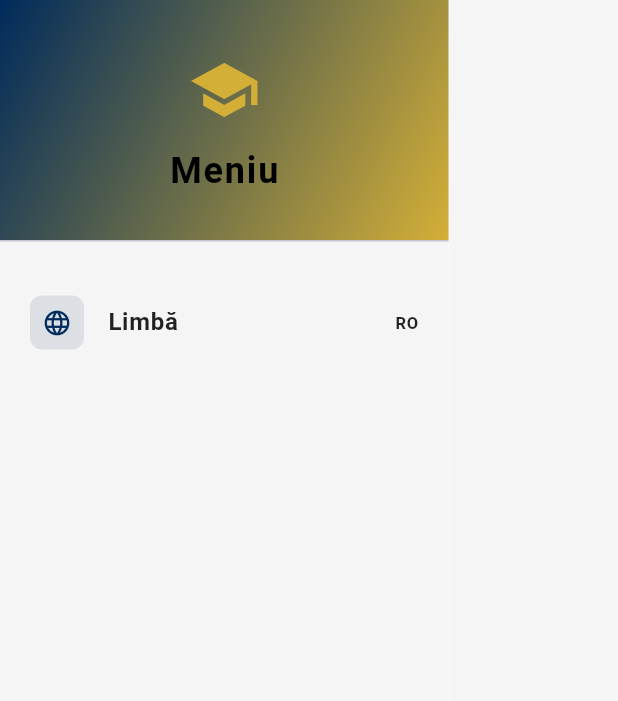
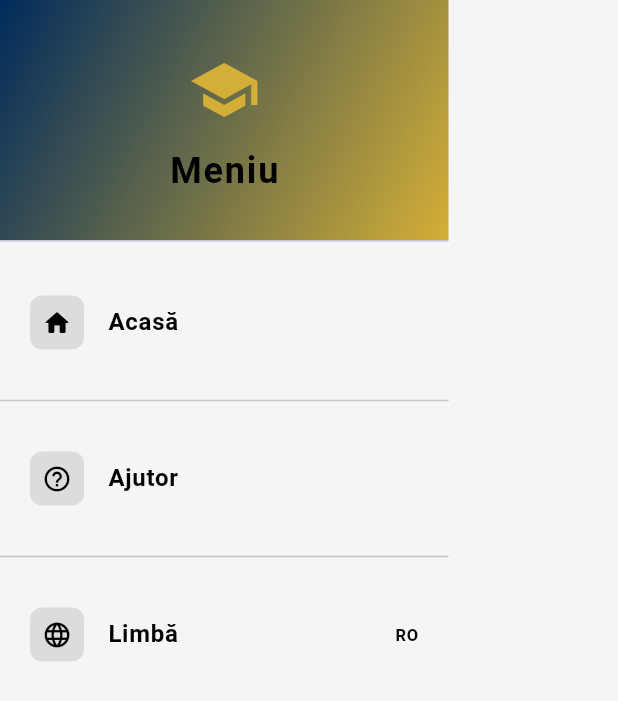
Before and after one commit to some-randomGuy03/pontaj_mobile, a Flutter app: the AppMenuDrawer widget shown alone on an empty page, opened directly, on a phone screen of 412 x 824 dp. Shown: the top 701 px of the screen. Run offline on Flutter 3.47's test engine with Material 3 defaults, Android fonts, the phone set to English and light mode, and no system bars; our stand-ins replace shared_preferences; accounts and stored records are empty; network calls fail.

Commit message:
Minor bug fixes

```diff
--- a/lib/drawer.dart
+++ b/lib/drawer.dart
@@ -22,9 +22,10 @@ class AppMenuDrawer extends StatelessWidget {
               const tilePadding = EdgeInsets.symmetric(horizontal: 20.0, vertical: 8);
 
               Widget buildMenuItem(IconData icon, String title, VoidCallback onTap, {Widget? trailing, Color? textColor, Color? iconColor}) {
-                final effectiveIconColor = iconColor ?? SchoolColors.getMenuIconColor(selectedThemeOption.value, darkMode.value);
-                // Determine text color: explicit > dark mode white > default black
-                final effectiveTextColor = textColor ?? (darkMode.value ? Colors.white : Colors.black87);
+                final isDark = darkMode.value;
+                // Icons and text black in light mode, colorful/white in dark mode
+                final effectiveIconColor = iconColor ?? (isDark ? SchoolColors.getMenuIconColor(selectedThemeOption.value, true) : Colors.black);
+                final effectiveTextColor = textColor ?? (isDark ? Colors.white : Colors.black);
 
                 return ListTile(
                   contentPadding: tilePadding,
@@ -94,11 +95,15 @@ class AppMenuDrawer extends StatelessWidget {
                         return ListView(
                           padding: const EdgeInsets.symmetric(vertical: 10),
                           children: [
-                            if (loggedIn) ...[
+                            // Home is always available
                             buildMenuItem(Icons.home_rounded, t('home'), () {
                               Navigator.pop(context);
                               Navigator.pushNamed(context, "/");
                             }),
+
+                            if (!loggedIn) const Divider(height: 32, thickness: 1),
+
+                            if (loggedIn) ...[
                               buildMenuItem(Icons.history, t('scans'), () {
                                 Navigator.pop(context);
                                 Navigator.pushNamed(context, "/scans");
@@ -107,10 +112,17 @@ class AppMenuDrawer extends StatelessWidget {
                                 Navigator.pop(context);
                                 Navigator.pushNamed(context, "/about");
                               }),
+                            ],
+
+                            // Help is always available
                             buildMenuItem(Icons.help_outline_rounded, t('help'), () {
                               Navigator.pop(context);
                               Navigator.pushNamed(context, "/help");
                             }),
+
+                            if (!loggedIn) const Divider(height: 32, thickness: 1),
+
+                            if (loggedIn) ...[
                               const Divider(height: 32, thickness: 1),
 
                               ValueListenableBuilder<bool>(
@@ -139,7 +151,7 @@ class AppMenuDrawer extends StatelessWidget {
                                               design == AppDesign.def ? "SIM" : "ADV",
                                               style: TextStyle(
                                                 fontWeight: FontWeight.bold,
-                                                color: dark ? Colors.white : Colors.black87
+                                                color: dark ? Colors.white : Colors.black
                                               ),
                                             ),
                                           );
@@ -154,7 +166,8 @@ class AppMenuDrawer extends StatelessWidget {
                               ValueListenableBuilder<ThemeOption>(
                                 valueListenable: selectedThemeOption,
                                 builder: (context, theme, _) {
-                                  final iconColor = SchoolColors.getMenuIconColor(theme, darkMode.value);
+                                  final isDark = darkMode.value;
+                                  final iconColor = isDark ? SchoolColors.getMenuIconColor(theme, true) : Colors.black;
                                   return Theme(
                                     data: Theme.of(context).copyWith(dividerColor: Colors.transparent),
                                     child: ExpansionTile(
@@ -171,7 +184,7 @@ class AppMenuDrawer extends StatelessWidget {
                                         style: TextStyle(
                                           fontWeight: FontWeight.w600,
                                           fontSize: 16,
-                                          color: darkMode.value ? Colors.white : Colors.black87
+                                          color: isDark ? Colors.white : Colors.black
                                         ),
                                       ),
                                       childrenPadding: const EdgeInsets.only(left: 16, right: 16, bottom: 16),
@@ -209,7 +222,7 @@ class AppMenuDrawer extends StatelessWidget {
                                                           "Rotate Gradient",
                                                           style: TextStyle(
                                                             fontWeight: FontWeight.w600,
-                                                            color: darkMode.value ? Colors.white : Colors.black87,
+                                                            color: isDark ? Colors.white : Colors.black,
                                                           ),
                                                         ),
                                                       ],
@@ -238,12 +251,11 @@ class AppMenuDrawer extends StatelessWidget {
                                   lang == AppLanguage.en ? "EN" : "RO",
                                   style: TextStyle(
                                     fontWeight: FontWeight.bold,
-                                    color: darkMode.value ? Colors.white : Colors.black87
+                                    color: darkMode.value ? Colors.white : Colors.black
                                   ),
                                 ));
                               },
                             ),
-
                             if (loggedIn) ...[
                               const Divider(height: 32, thickness: 1),
                               buildMenuItem(Icons.logout_rounded, t('logout'), () {
--- a/lib/shared.dart
+++ b/lib/shared.dart
@@ -161,7 +161,11 @@ String t(String key) {
       'my_scans': 'My Scans',
       'next_scan_in': 'Next scan available in:',
       'scan_ready': 'Scan Ready',
-      'scanned_at': 'Scanned at'
+      'scanned_at': 'Scanned at',
+      'filter_all': 'All',
+      'filter_month': 'Month',
+      'filter_week': 'Week',
+      'filter_today': 'Today'
     },
     'ro': {
       'home': 'Acasă',
@@ -202,7 +206,11 @@ String t(String key) {
       'my_scans': 'Scanările mele',
       'next_scan_in': 'Următoarea scanare în:',
       'scan_ready': 'Poți scana acum',
-      'scanned_at': 'Scanat la'
+      'scanned_at': 'Scanat la',
+      'filter_all': 'Toate',
+      'filter_month': 'Luna',
+      'filter_week': 'Săptămâna',
+      'filter_today': 'Astăzi'
     }
   };
   final code = selectedLanguage.value == AppLanguage.en ? 'en' : 'ro';
```
Also changed, not shown: lib/main.dart (+19 -55 lines), lib/scans_page.dart (+37 -29 lines). Lines whose indentation alone changed are shown as unchanged.
